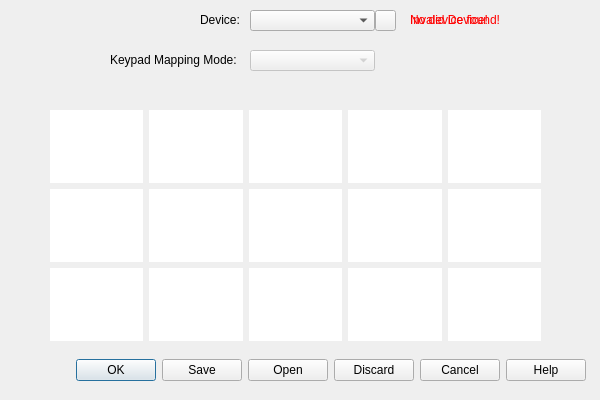
Above: companion/KeypadCompanion.ui from VoxelTek/SkyMusicKeypad before the change. Below: the same form after it.
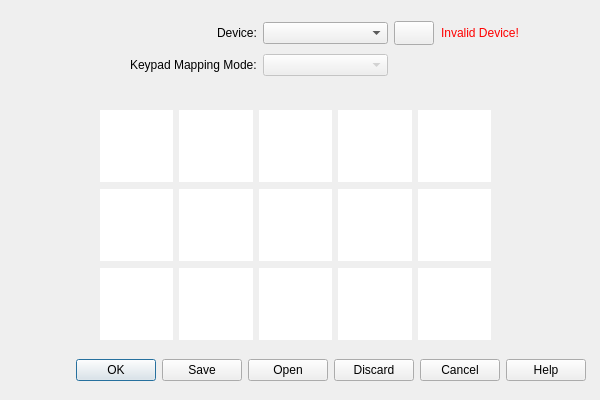
That is the form after the change. Icons and pictures are not drawn. Custom widgets are drawn as their Qt base class.

What changed in the file:
```diff
--- a/companion/KeypadCompanion.ui
+++ b/companion/KeypadCompanion.ui
@@ -36,73 +36,30 @@
     <bool>false</bool>
    </property>
   </widget>
-  <widget class="QComboBox" name="keypadMode">
-   <property name="enabled">
-    <bool>false</bool>
-   </property>
-   <property name="geometry">
-    <rect>
-     <x>250</x>
-     <y>50</y>
-     <width>125</width>
-     <height>21</height>
-    </rect>
-   </property>
-  </widget>
-  <widget class="QLabel" name="label_mapMode">
-   <property name="geometry">
-    <rect>
-     <x>110</x>
-     <y>42</y>
-     <width>141</width>
-     <height>36</height>
-    </rect>
-   </property>
-   <property name="text">
-    <string>Keypad Mapping Mode:</string>
-   </property>
-  </widget>
-  <widget class="QLabel" name="label_device">
-   <property name="geometry">
-    <rect>
-     <x>200</x>
-     <y>2</y>
-     <width>51</width>
-     <height>36</height>
-    </rect>
-   </property>
-   <property name="text">
-    <string>Device:</string>
-   </property>
-  </widget>
-  <widget class="QComboBox" name="device">
-   <property name="geometry">
-    <rect>
-     <x>250</x>
-     <y>10</y>
-     <width>125</width>
-     <height>21</height>
-    </rect>
-   </property>
-  </widget>
   <widget class="QWidget" name="gridLayoutWidget">
    <property name="geometry">
     <rect>
-     <x>50</x>
+     <x>100</x>
      <y>110</y>
-     <width>491</width>
+     <width>391</width>
      <height>231</height>
     </rect>
    </property>
    <layout class="QGridLayout" name="gridLayout">
-    <item row="0" column="9">
+    <item row="0" column="9" alignment="Qt::AlignmentFlag::AlignHCenter|Qt::AlignmentFlag::AlignVCenter">
      <widget class="keybindEdit" name="lineEdit_05">
       <property name="sizePolicy">
-       <sizepolicy hsizetype="Expanding" vsizetype="Expanding">
+       <sizepolicy hsizetype="MinimumExpanding" vsizetype="MinimumExpanding">
         <horstretch>0</horstretch>
         <verstretch>0</verstretch>
        </sizepolicy>
       </property>
+      <property name="minimumSize">
+       <size>
+        <width>72</width>
+        <height>72</height>
+       </size>
+      </property>
       <property name="font">
        <font>
         <pointsize>15</pointsize>
@@ -131,14 +88,20 @@
       </property>
      </widget>
     </item>
-    <item row="0" column="8">
+    <item row="0" column="8" alignment="Qt::AlignmentFlag::AlignHCenter|Qt::AlignmentFlag::AlignVCenter">
      <widget class="keybindEdit" name="lineEdit_04">
       <property name="sizePolicy">
-       <sizepolicy hsizetype="Expanding" vsizetype="Expanding">
+       <sizepolicy hsizetype="MinimumExpanding" vsizetype="MinimumExpanding">
         <horstretch>0</horstretch>
         <verstretch>0</verstretch>
        </sizepolicy>
       </property>
+      <property name="minimumSize">
+       <size>
+        <width>72</width>
+        <height>72</height>
+       </size>
+      </property>
       <property name="font">
        <font>
         <pointsize>15</pointsize>
@@ -170,14 +133,20 @@
       </property>
      </widget>
     </item>
-    <item row="0" column="5">
+    <item row="0" column="5" alignment="Qt::AlignmentFlag::AlignHCenter|Qt::AlignmentFlag::AlignVCenter">
      <widget class="keybindEdit" name="lineEdit_01">
       <property name="sizePolicy">
-       <sizepolicy hsizetype="Expanding" vsizetype="Expanding">
+       <sizepolicy hsizetype="MinimumExpanding" vsizetype="MinimumExpanding">
         <horstretch>0</horstretch>
         <verstretch>0</verstretch>
        </sizepolicy>
       </property>
+      <property name="minimumSize">
+       <size>
+        <width>72</width>
+        <height>72</height>
+       </size>
+      </property>
       <property name="font">
        <font>
         <pointsize>15</pointsize>
@@ -206,14 +175,20 @@
       </property>
      </widget>
     </item>
-    <item row="1" column="8">
+    <item row="1" column="8" alignment="Qt::AlignmentFlag::AlignHCenter|Qt::AlignmentFlag::AlignVCenter">
      <widget class="keybindEdit" name="lineEdit_09">
       <property name="sizePolicy">
-       <sizepolicy hsizetype="Expanding" vsizetype="Expanding">
+       <sizepolicy hsizetype="MinimumExpanding" vsizetype="MinimumExpanding">
         <horstretch>0</horstretch>
         <verstretch>0</verstretch>
        </sizepolicy>
       </property>
+      <property name="minimumSize">
+       <size>
+        <width>72</width>
+        <height>72</height>
+       </size>
+      </property>
       <property name="font">
        <font>
         <pointsize>15</pointsize>
@@ -245,14 +220,20 @@
       </property>
      </widget>
     </item>
-    <item row="0" column="7">
+    <item row="0" column="7" alignment="Qt::AlignmentFlag::AlignHCenter|Qt::AlignmentFlag::AlignVCenter">
      <widget class="keybindEdit" name="lineEdit_03">
       <property name="sizePolicy">
-       <sizepolicy hsizetype="Expanding" vsizetype="Expanding">
+       <sizepolicy hsizetype="MinimumExpanding" vsizetype="MinimumExpanding">
         <horstretch>0</horstretch>
         <verstretch>0</verstretch>
        </sizepolicy>
       </property>
+      <property name="minimumSize">
+       <size>
+        <width>72</width>
+        <height>72</height>
+       </size>
+      </property>
       <property name="font">
        <font>
         <pointsize>15</pointsize>
@@ -281,14 +262,20 @@
       </property>
      </widget>
     </item>
-    <item row="1" column="9">
+    <item row="1" column="9" alignment="Qt::AlignmentFlag::AlignHCenter|Qt::AlignmentFlag::AlignVCenter">
      <widget class="keybindEdit" name="lineEdit_10">
       <property name="sizePolicy">
-       <sizepolicy hsizetype="Expanding" vsizetype="Expanding">
+       <sizepolicy hsizetype="MinimumExpanding" vsizetype="MinimumExpanding">
         <horstretch>0</horstretch>
         <verstretch>0</verstretch>
        </sizepolicy>
       </property>
+      <property name="minimumSize">
+       <size>
+        <width>72</width>
+        <height>72</height>
+       </size>
+      </property>
       <property name="font">
        <font>
         <pointsize>15</pointsize>
@@ -317,14 +304,20 @@
       </property>
      </widget>
     </item>
-    <item row="0" column="6">
+    <item row="0" column="6" alignment="Qt::AlignmentFlag::AlignHCenter|Qt::AlignmentFlag::AlignVCenter">
      <widget class="keybindEdit" name="lineEdit_02">
       <property name="sizePolicy">
-       <sizepolicy hsizetype="Expanding" vsizetype="Expanding">
+       <sizepolicy hsizetype="MinimumExpanding" vsizetype="MinimumExpanding">
         <horstretch>0</horstretch>
         <verstretch>0</verstretch>
        </sizepolicy>
       </property>
+      <property name="minimumSize">
+       <size>
+        <width>72</width>
+        <height>72</height>
+       </size>
+      </property>
       <property name="font">
        <font>
         <pointsize>15</pointsize>
@@ -356,14 +349,20 @@
       </property>
      </widget>
     </item>
-    <item row="1" column="5">
+    <item row="1" column="5" alignment="Qt::AlignmentFlag::AlignHCenter|Qt::AlignmentFlag::AlignVCenter">
      <widget class="keybindEdit" name="lineEdit_06">
       <property name="sizePolicy">
-       <sizepolicy hsizetype="Expanding" vsizetype="Expanding">
+       <sizepolicy hsizetype="MinimumExpanding" vsizetype="MinimumExpanding">
         <horstretch>0</horstretch>
         <verstretch>0</verstretch>
        </sizepolicy>
       </property>
+      <property name="minimumSize">
+       <size>
+        <width>72</width>
+        <height>72</height>
+       </size>
+      </property>
       <property name="font">
        <font>
         <pointsize>15</pointsize>
@@ -392,14 +391,20 @@
       </property>
      </widget>
     </item>
-    <item row="1" column="7">
+    <item row="1" column="7" alignment="Qt::AlignmentFlag::AlignHCenter|Qt::AlignmentFlag::AlignVCenter">
      <widget class="keybindEdit" name="lineEdit_08">
       <property name="sizePolicy">
-       <sizepolicy hsizetype="Expanding" vsizetype="Expanding">
+       <sizepolicy hsizetype="MinimumExpanding" vsizetype="MinimumExpanding">
         <horstretch>0</horstretch>
         <verstretch>0</verstretch>
        </sizepolicy>
       </property>
+      <property name="minimumSize">
+       <size>
+        <width>72</width>
+        <height>72</height>
+       </size>
+      </property>
       <property name="font">
        <font>
         <pointsize>15</pointsize>
@@ -428,14 +433,20 @@
       </property>
      </widget>
     </item>
-    <item row="1" column="6">
+    <item row="1" column="6" alignment="Qt::AlignmentFlag::AlignHCenter|Qt::AlignmentFlag::AlignVCenter">
      <widget class="keybindEdit" name="lineEdit_07">
       <property name="sizePolicy">
-       <sizepolicy hsizetype="Expanding" vsizetype="Expanding">
+       <sizepolicy hsizetype="MinimumExpanding" vsizetype="MinimumExpanding">
         <horstretch>0</horstretch>
         <verstretch>0</verstretch>
        </sizepolicy>
       </property>
+      <property name="minimumSize">
+       <size>
+        <width>72</width>
+        <height>72</height>
+       </size>
+      </property>
       <property name="font">
        <font>
         <pointsize>15</pointsize>
@@ -467,14 +478,20 @@
       </property>
      </widget>
     </item>
-    <item row="2" column="5">
+    <item row="2" column="5" alignment="Qt::AlignmentFlag::AlignHCenter|Qt::AlignmentFlag::AlignVCenter">
      <widget class="keybindEdit" name="lineEdit_11">
       <property name="sizePolicy">
-       <sizepolicy hsizetype="Expanding" vsizetype="Expanding">
+       <sizepolicy hsizetype="MinimumExpanding" vsizetype="MinimumExpanding">
         <horstretch>0</horstretch>
         <verstretch>0</verstretch>
        </sizepolicy>
       </property>
+      <property name="minimumSize">
+       <size>
+        <width>72</width>
+        <height>72</height>
+       </size>
+      </property>
       <property name="font">
        <font>
         <pointsize>15</pointsize>
@@ -503,14 +520,20 @@
       </property>
      </widget>
     </item>
-    <item row="2" column="6">
+    <item row="2" column="6" alignment="Qt::AlignmentFlag::AlignHCenter|Qt::AlignmentFlag::AlignVCenter">
      <widget class="keybindEdit" name="lineEdit_12">
       <property name="sizePolicy">
-       <sizepolicy hsizetype="Expanding" vsizetype="Expanding">
+       <sizepolicy hsizetype="MinimumExpanding" vsizetype="MinimumExpanding">
         <horstretch>0</horstretch>
         <verstretch>0</verstretch>
        </sizepolicy>
       </property>
+      <property name="minimumSize">
+       <size>
+        <width>72</width>
+        <height>72</height>
+       </size>
+      </property>
       <property name="font">
        <font>
         <pointsize>15</pointsize>
@@ -542,14 +565,20 @@
       </property>
      </widget>
     </item>
-    <item row="2" column="7">
+    <item row="2" column="7" alignment="Qt::AlignmentFlag::AlignHCenter|Qt::AlignmentFlag::AlignVCenter">
      <widget class="keybindEdit" name="lineEdit_13">
       <property name="sizePolicy">
-       <sizepolicy hsizetype="Expanding" vsizetype="Expanding">
+       <sizepolicy hsizetype="MinimumExpanding" vsizetype="MinimumExpanding">
         <horstretch>0</horstretch>
         <verstretch>0</verstretch>
        </sizepolicy>
       </property>
+      <property name="minimumSize">
+       <size>
+        <width>72</width>
+        <height>72</height>
+       </size>
+      </property>
       <property name="font">
        <font>
         <pointsize>15</pointsize>
@@ -578,14 +607,20 @@
       </property>
      </widget>
     </item>
-    <item row="2" column="8">
+    <item row="2" column="8" alignment="Qt::AlignmentFlag::AlignHCenter|Qt::AlignmentFlag::AlignVCenter">
      <widget class="keybindEdit" name="lineEdit_14">
       <property name="sizePolicy">
-       <sizepolicy hsizetype="Expanding" vsizetype="Expanding">
+       <sizepolicy hsizetype="MinimumExpanding" vsizetype="MinimumExpanding">
         <horstretch>0</horstretch>
         <verstretch>0</verstretch>
        </sizepolicy>
       </property>
+      <property name="minimumSize">
+       <size>
+        <width>72</width>
+        <height>72</height>
+       </size>
+      </property>
       <property name="font">
        <font>
         <pointsize>15</pointsize>
@@ -617,14 +652,20 @@
       </property>
      </widget>
     </item>
-    <item row="2" column="9">
+    <item row="2" column="9" alignment="Qt::AlignmentFlag::AlignHCenter|Qt::AlignmentFlag::AlignVCenter">
      <widget class="keybindEdit" name="lineEdit_15">
       <property name="sizePolicy">
-       <sizepolicy hsizetype="Expanding" vsizetype="Expanding">
+       <sizepolicy hsizetype="MinimumExpanding" vsizetype="MinimumExpanding">
         <horstretch>0</horstretch>
         <verstretch>0</verstretch>
        </sizepolicy>
       </property>
+      <property name="minimumSize">
+       <size>
+        <width>72</width>
+        <height>72</height>
+       </size>
+      </property>
       <property name="font">
        <font>
         <pointsize>15</pointsize>
@@ -660,8 +701,8 @@
     <rect>
      <x>0</x>
      <y>5</y>
-     <width>121</width>
-     <height>111</height>
+     <width>91</width>
+     <height>81</height>
     </rect>
    </property>
    <property name="styleSheet">
@@ -671,78 +712,93 @@
     <string/>
    </property>
   </widget>
-  <widget class="QLabel" name="validLabel">
-   <property name="enabled">
-    <bool>true</bool>
-   </property>
+  <widget class="QWidget" name="layoutWidget">
    <property name="geometry">
     <rect>
-     <x>410</x>
-     <y>2</y>
-     <width>100</width>
-     <height>36</height>
+     <x>130</x>
+     <y>20</y>
+     <width>389</width>
+     <height>58</height>
     </rect>
    </property>
-   <property name="cursor">
-    <cursorShape>ArrowCursor</cursorShape>
-   </property>
-   <property name="autoFillBackground">
-    <bool>false</bool>
-   </property>
-   <property name="styleSheet">
-    <string notr="true">color: rgb(255, 0, 0);</string>
-   </property>
-   <property name="lineWidth">
-    <number>1</number>
-   </property>
-   <property name="text">
-    <string>Invalid Device!</string>
-   </property>
-  </widget>
-  <widget class="QLabel" name="noDevice">
-   <property name="enabled">
-    <bool>true</bool>
-   </property>
-   <property name="geometry">
-    <rect>
-     <x>410</x>
-     <y>2</y>
-     <width>100</width>
-     <height>36</height>
-    </rect>
-   </property>
-   <property name="cursor">
-    <cursorShape>ArrowCursor</cursorShape>
-   </property>
-   <property name="autoFillBackground">
-    <bool>false</bool>
-   </property>
-   <property name="styleSheet">
-    <string notr="true">color: rgb(255, 0, 0);</string>
-   </property>
-   <property name="lineWidth">
-    <number>1</number>
-   </property>
-   <property name="text">
-    <string>No device found!</string>
-   </property>
-  </widget>
-  <widget class="QPushButton" name="deviceRefresh">
-   <property name="geometry">
-    <rect>
-     <x>375</x>
-     <y>10</y>
-     <width>21</width>
-     <height>21</height>
-    </rect>
-   </property>
-   <property name="text">
-    <string/>
-   </property>
-   <property name="icon">
-    <iconset resource="companion_assets.qrc">
-     <normaloff>:/icons/assets/view-refresh.svg</normaloff>:/icons/assets/view-refresh.svg</iconset>
-   </property>
+   <layout class="QGridLayout" name="gridLayout_2">
+    <item row="0" column="2" alignment="Qt::AlignmentFlag::AlignLeft|Qt::AlignmentFlag::AlignVCenter">
+     <widget class="QPushButton" name="deviceRefresh">
+      <property name="minimumSize">
+       <size>
+        <width>24</width>
+        <height>24</height>
+       </size>
+      </property>
+      <property name="text">
+       <string/>
+      </property>
+      <property name="icon">
+       <iconset resource="companion_assets.qrc">
+        <normaloff>:/icons/assets/view-refresh.svg</normaloff>:/icons/assets/view-refresh.svg</iconset>
+      </property>
+     </widget>
+    </item>
+    <item row="1" column="0" alignment="Qt::AlignmentFlag::AlignRight|Qt::AlignmentFlag::AlignVCenter">
+     <widget class="QLabel" name="label_mapMode">
+      <property name="text">
+       <string>Keypad Mapping Mode:</string>
+      </property>
+     </widget>
+    </item>
+    <item row="0" column="1" alignment="Qt::AlignmentFlag::AlignHCenter|Qt::AlignmentFlag::AlignVCenter">
+     <widget class="QComboBox" name="device">
+      <property name="minimumSize">
+       <size>
+        <width>125</width>
+        <height>0</height>
+       </size>
+      </property>
+     </widget>
+    </item>
+    <item row="1" column="1" alignment="Qt::AlignmentFlag::AlignHCenter|Qt::AlignmentFlag::AlignVCenter">
+     <widget class="QComboBox" name="keypadMode">
+      <property name="enabled">
+       <bool>false</bool>
+      </property>
+      <property name="minimumSize">
+       <size>
+        <width>125</width>
+        <height>0</height>
+       </size>
+      </property>
+     </widget>
+    </item>
+    <item row="0" column="0" alignment="Qt::AlignmentFlag::AlignRight|Qt::AlignmentFlag::AlignVCenter">
+     <widget class="QLabel" name="label_device">
+      <property name="text">
+       <string>Device:</string>
+      </property>
+     </widget>
+    </item>
+    <item row="0" column="3" alignment="Qt::AlignmentFlag::AlignHCenter|Qt::AlignmentFlag::AlignVCenter">
+     <widget class="QLabel" name="validLabel">
+      <property name="enabled">
+       <bool>true</bool>
+      </property>
+      <property name="cursor">
+       <cursorShape>ArrowCursor</cursorShape>
+      </property>
+      <property name="autoFillBackground">
+       <bool>false</bool>
+      </property>
+      <property name="styleSheet">
+       <string notr="true">color: rgb(255, 0, 0);</string>
+      </property>
+      <property name="lineWidth">
+       <number>1</number>
+      </property>
+      <property name="text">
+       <string>Invalid Device!</string>
+      </property>
+     </widget>
+    </item>
+   </layout>
   </widget>
  </widget>
  <customwidgets>
```
